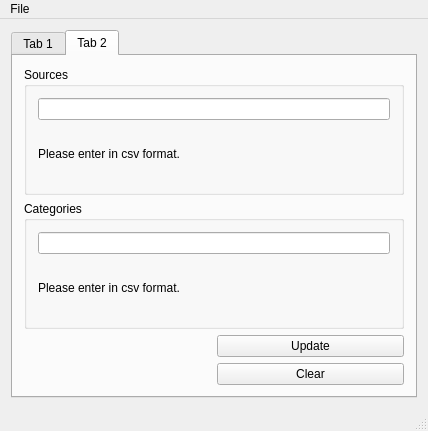
Qt form NewsGUI/mainwindow.ui (bitamins/cs411-T4) before a commit.
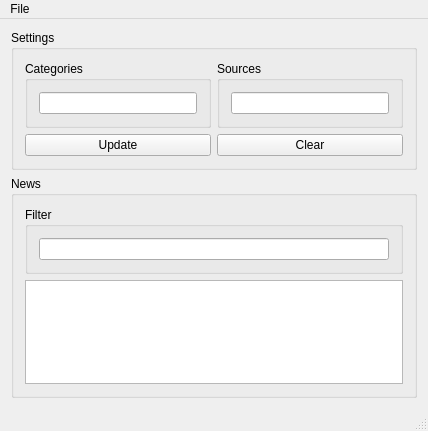
The same form after that commit. The open tabs and pages were chosen to show the change.

Commit message: changed UI, added file > settings > window, still needs pages for viewing news

```diff
--- a/NewsGUI/mainwindow.ui
+++ b/NewsGUI/mainwindow.ui
@@ -15,41 +15,56 @@
   </property>
   <widget class="QWidget" name="centralWidget">
    <layout class="QGridLayout" name="gridLayout">
-    <item row="0" column="0">
-     <widget class="QTabWidget" name="tabWidget">
-      <property name="currentIndex">
-       <number>0</number>
+    <item row="1" column="0">
+     <widget class="QGroupBox" name="newsGroupBox">
+      <property name="title">
+       <string>News</string>
       </property>
-      <widget class="QWidget" name="newsList">
-       <attribute name="title">
-        <string>Tab 1</string>
-       </attribute>
-       <layout class="QGridLayout" name="gridLayout_5">
-        <item row="0" column="0">
+      <layout class="QGridLayout" name="gridLayout_6">
+       <item row="1" column="0">
          <widget class="QListWidget" name="newsListWidget"/>
         </item>
-       </layout>
-      </widget>
-      <widget class="QWidget" name="newsSettings">
-       <attribute name="title">
-        <string>Tab 2</string>
-       </attribute>
+       <item row="0" column="0">
+        <widget class="QGroupBox" name="filterGroupBox">
+         <property name="title">
+          <string>Filter</string>
+         </property>
        <layout class="QGridLayout" name="gridLayout_2">
+          <item row="0" column="0">
+           <widget class="QLineEdit" name="lineEdit"/>
+          </item>
+         </layout>
+        </widget>
+       </item>
+      </layout>
+     </widget>
+    </item>
+    <item row="0" column="0">
+     <widget class="QGroupBox" name="settingsGroupBox">
+      <property name="title">
+       <string>Settings</string>
+      </property>
+      <layout class="QGridLayout" name="gridLayout_7">
         <item row="2" column="1">
-         <widget class="QPushButton" name="updateSettingsButton">
-          <property name="text">
-           <string>Update</string>
-          </property>
-         </widget>
-        </item>
-        <item row="3" column="1">
          <widget class="QPushButton" name="clearSettingsButton">
           <property name="text">
            <string>Clear</string>
           </property>
          </widget>
         </item>
-        <item row="1" column="0" colspan="2">
+       <item row="1" column="1">
+        <widget class="QGroupBox" name="sourcesGroupBox">
+         <property name="title">
+          <string>Sources</string>
+         </property>
+         <layout class="QGridLayout" name="gridLayout_4">
+          <item row="0" column="0">
+           <widget class="QLineEdit" name="sourcesLineEdit"/>
+          </item>
+         </layout>
+        </widget>
+       </item>
+       <item row="1" column="0">
          <widget class="QGroupBox" name="categoriesGroupBox">
           <property name="title">
            <string>Categories</string>
@@ -58,37 +73,17 @@
            <item row="1" column="0">
             <widget class="QLineEdit" name="categoriesLineEdit"/>
            </item>
+         </layout>
+        </widget>
+       </item>
            <item row="2" column="0">
-            <widget class="QLabel" name="categoryLabel">
+        <widget class="QPushButton" name="updateSettingsButton">
              <property name="text">
-              <string>Please enter in csv format.</string>
+          <string>Update</string>
              </property>
             </widget>
            </item>
           </layout>
-         </widget>
-        </item>
-        <item row="0" column="0" colspan="2">
-         <widget class="QGroupBox" name="sourcesGroupBox">
-          <property name="title">
-           <string>Sources</string>
-          </property>
-          <layout class="QGridLayout" name="gridLayout_4">
-           <item row="0" column="0">
-            <widget class="QLineEdit" name="sourcesLineEdit"/>
-           </item>
-           <item row="1" column="0">
-            <widget class="QLabel" name="sourceLabel">
-             <property name="text">
-              <string>Please enter in csv format.</string>
-             </property>
-            </widget>
-           </item>
-          </layout>
-         </widget>
-        </item>
-       </layout>
-      </widget>
      </widget>
     </item>
    </layout>
```
Left out of the diff: 14 changed lines with no effect on the pictures. Lines whose indentation alone changed are shown as unchanged. The commit also changes 2 other files.
